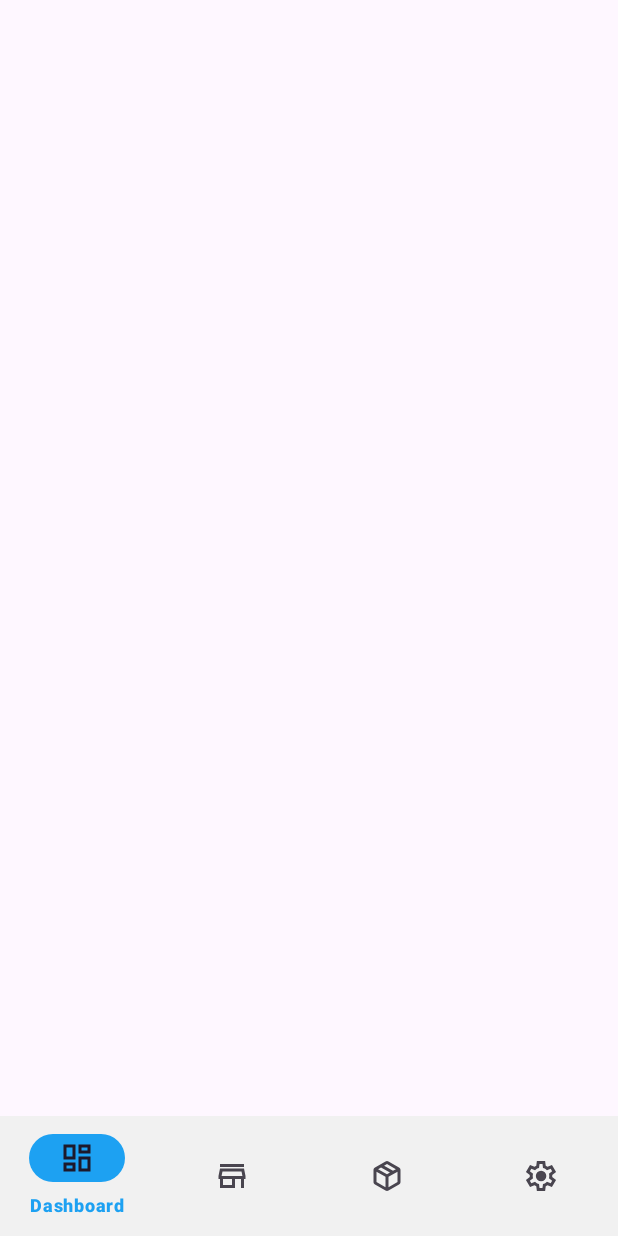
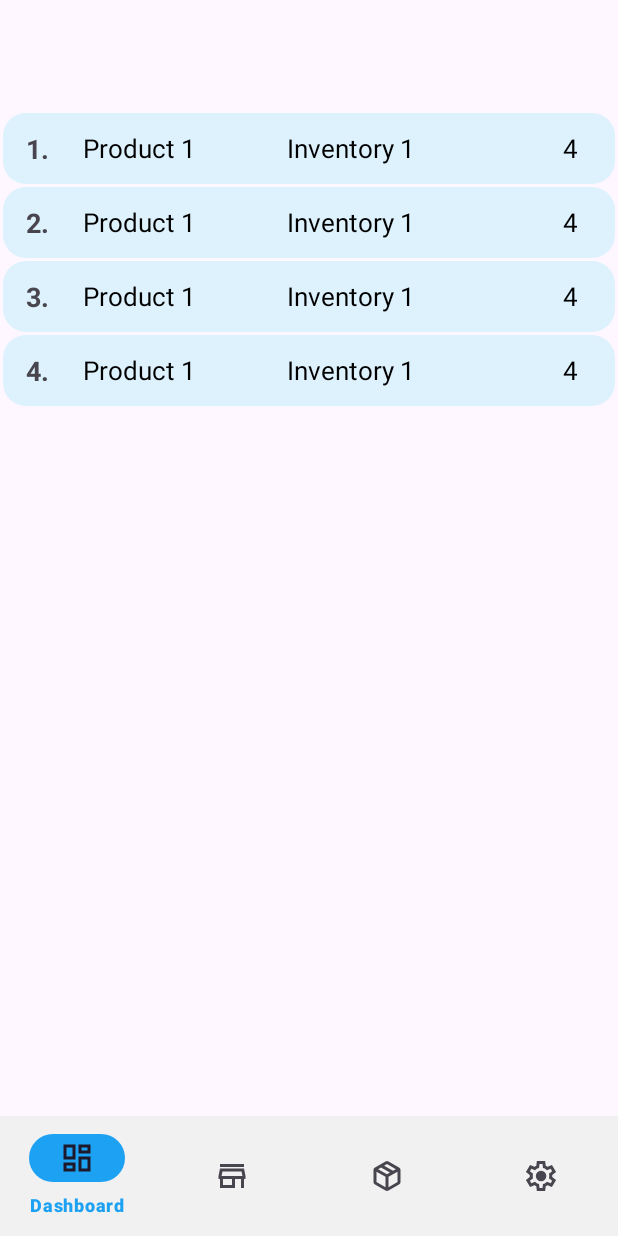
Before and after one commit to Vanshpanchal/IMS, an Android app built with Jetpack Compose: the fragment specific_inventory placed in its activity, on a phone screen of 412 x 824 dp. Run offline under Robolectric (Android 15) with nearby library versions, the phone set to English and light mode, and no system bars.

Commit message:
Specific Inventory Fragment and API_1

```diff
--- a/app/build.gradle.kts
+++ b/app/build.gradle.kts
@@ -61,6 +61,7 @@ dependencies {
     implementation ("com.squareup.retrofit2:retrofit:2.9.0")
     implementation ("com.squareup.retrofit2:converter-gson:2.9.0")
 
+    implementation ("com.google.code.gson:gson:2.8.8")
 //    implementation ("org.mongodb:mongodb-driver-sync:4.7.1")
 //    implementation ("org.litote.kmongo:kmongo:4.5.1" )        // KMongo
 
--- a/app/src/main/AndroidManifest.xml
+++ b/app/src/main/AndroidManifest.xml
@@ -2,6 +2,7 @@
 <manifest xmlns:android="http://schemas.android.com/apk/res/android"
     xmlns:tools="http://schemas.android.com/tools">
     <uses-permission android:name="android.permission.INTERNET" />
+    <uses-permission android:name="android.permission.ACCESS_NETWORK_STATE"/>
     <application
         android:allowBackup="true"
         android:dataExtractionRules="@xml/data_extraction_rules"
@@ -9,6 +10,7 @@
         android:icon="@mipmap/ic_launcher"
         android:label="@string/app_name"
         android:roundIcon="@mipmap/ic_launcher_round"
+        android:usesCleartextTraffic="true"
         android:supportsRtl="true"
         android:theme="@style/Theme.Ims"
         tools:targetApi="31">
--- a/app/src/main/java/com/example/ims/MainActivity.kt
+++ b/app/src/main/java/com/example/ims/MainActivity.kt
@@ -1,6 +1,7 @@
 package com.example.ims
 
 import android.os.Bundle
+import android.util.Log
 import androidx.activity.enableEdgeToEdge
 import androidx.appcompat.app.AppCompatActivity
 import androidx.core.view.ViewCompat
@@ -23,29 +24,65 @@ class MainActivity : AppCompatActivity() {
 //            v.setPadding(systemBars.left, systemBars.top, systemBars.right, systemBars.bottom)
 //            insets
 //        }
-        replacefragement(dashboard())
-       val bottomnav = findViewById<BottomNavigationView>(R.id.bottom_navigation)
+        if (savedInstanceState == null) {
+            supportFragmentManager.beginTransaction()
+                .replace(R.id.Frame, dashboard())
+                .commit()
+        }
+
+        val bottomnav = findViewById<BottomNavigationView>(R.id.bottom_navigation)
         bottomnav.setOnItemSelectedListener {
             when (it.itemId) {
                 R.id.item_1 -> {
-                    replacefragement(dashboard())
+                    replacefragement(dashboard(),"dashboard")
+//                    loadFragment(dashboard())
+                    true
                 }
+
                 R.id.item_2 -> {
-                    replacefragement(inventory())
+                    replacefragement(inventory(),"inventory")
+//                    loadFragment(inventory())
+                    true
                 }
+
                 R.id.item_3 -> {
-                    replacefragement(product())
+//                    loadFragment(product())
+                    replacefragement(product(),"product")
+                    true
                 }
+
+                else -> false
             }
-            true
         }
     }
-     fun replacefragement(fragment: Fragment) {
+
+    fun replacefragement(fragment: Fragment, tag: String) {
         val fragmentManager = supportFragmentManager
         val fragmentTransaction = fragmentManager.beginTransaction()
         FragmentTransaction.TRANSIT_ENTER_MASK
         fragmentTransaction.replace(R.id.Frame, fragment)
         fragmentTransaction.commit()
 
+
+
     }
+
+//    override fun onBackPressed() {
+//        // If there are fragments in the back stack, pop the back stack
+//        if (supportFragmentManager.backStackEntryCount > 0) {
+//            supportFragmentManager.popBackStack()
+//        } else {
+//            super.onBackPressed()
+//        }
+//
+//    }
+
+//    private fun updateBottomNavigationSelection() {
+//        val currentFragment = supportFragmentManager.findFragmentById(R.id.Frame)
+//        when (currentFragment?.tag) {
+//            "dashboard" -> bind.bottomNavigation.selectedItemId = R.id.item_1
+//            "inventory" -> bind.bottomNavigation.selectedItemId = R.id.item_2
+//        }
+//    }
+
 }
--- a/app/src/main/java/com/example/ims/Signin_act.kt
+++ b/app/src/main/java/com/example/ims/Signin_act.kt
@@ -24,6 +24,7 @@ class Signin_act : AppCompatActivity() {
         binding.LoginBtn.setOnClickListener {
             val intent = Intent(this, MainActivity::class.java)
             startActivity(intent)
+            finish()
         }
     }
 }
--- a/app/src/main/java/com/example/ims/inventory.kt
+++ b/app/src/main/java/com/example/ims/inventory.kt
@@ -98,7 +98,7 @@ class inventory : Fragment() {
                 val bundle = Bundle()
                 bundle.putString("hello", "${inventory[position].inventoryName}")
                 frag.arguments = bundle
-                (activity as? MainActivity)?.replacefragement(frag)
+                (activity as? MainActivity)?.replacefragement(frag,"specific_inventory")
             }
 
         })
--- a/app/src/main/java/com/example/ims/signup_act.kt
+++ b/app/src/main/java/com/example/ims/signup_act.kt
@@ -17,6 +17,7 @@ class signup_act : AppCompatActivity() {
 
         binding.backSignUp.setOnClickListener {
             finish()
+            finish()
         }
     }
 }
--- /dev/null
+++ b/app/src/main/java/com/example/ims/specific_inv_adapter.kt
@@ -0,0 +1,51 @@
+package com.example.ims
+
+import android.view.LayoutInflater
+import android.view.View
+import android.view.ViewGroup
+import android.widget.TextView
+import androidx.recyclerview.widget.RecyclerView
+
+class specific_inv_adapter(private val items: List<product_list>) :
+RecyclerView.Adapter<specific_inv_adapter.Inv_ViewHolder>() {
+    lateinit var mylistener: specific_inv_adapter.onitemclick
+
+    interface onitemclick {
+        fun itemClickListener(position: Int)
+    }
+
+    fun onItem(listener: onitemclick) {
+        mylistener = listener
+    }
+    class Inv_ViewHolder(view: View, mylistener: onitemclick) : RecyclerView.ViewHolder(view,){
+        val product_title: TextView = view.findViewById(R.id.p_name)
+        val inventory_name: TextView = view.findViewById(R.id.inventory_name)
+        val quantity_left : TextView = view.findViewById(R.id.qty_remaining)
+        val product_no: TextView = view.findViewById(R.id.p_no)
+
+        init {
+            view.setOnClickListener {
+                mylistener.itemClickListener(adapterPosition)
+            }
+        }
+    }
+
+
+    override fun onCreateViewHolder(parent: ViewGroup, viewType: Int): specific_inv_adapter.Inv_ViewHolder {
+        val view = LayoutInflater.from(parent.context).inflate(R.layout.rv_two, parent, false)
+        return specific_inv_adapter.Inv_ViewHolder(view, mylistener)
+    }
+
+    override fun onBindViewHolder(holder: Inv_ViewHolder, position: Int) {
+        val item = items[position]
+        val p_no = position + 1
+        holder.product_title.text = item.title
+        holder.inventory_name.text = item.inventory_name
+        holder.quantity_left.text = item.quantity_left
+        holder.product_no.text = p_no.toString() + "."
+    }
+
+    override fun getItemCount(): Int {
+        return items.size
+    }
+}
--- a/app/src/main/java/com/example/ims/specific_inventory.kt
+++ b/app/src/main/java/com/example/ims/specific_inventory.kt
@@ -7,25 +7,66 @@ import android.view.LayoutInflater
 import android.view.View
 import android.view.ViewGroup
 import android.widget.TextView
+import androidx.compose.runtime.sourceInformationMarkerEnd
+import androidx.recyclerview.widget.LinearLayoutManager
+import com.example.ims.databinding.FragmentSpecificInventoryBinding
+import com.google.android.material.bottomsheet.BottomSheetDialog
 
 class specific_inventory : Fragment() {
+    lateinit var previewDialog: BottomSheetDialog
+    lateinit var binding: FragmentSpecificInventoryBinding
+    lateinit var product: ArrayList<product_list>
+    override fun onCreateView(
 
-    override fun onCreateView(
         inflater: LayoutInflater, container: ViewGroup?,
         savedInstanceState: Bundle?
     ): View? {
-        val view = inflater.inflate(R.layout.fragment_specific_inventory, container, false)
+        binding = FragmentSpecificInventoryBinding.inflate(inflater, container, false)
 
         // Retrieve the data from the arguments
         val message = arguments?.getString("hello")
         Log.d("HELLO", "onCreateView: ${message}")
-        val textView = view.findViewById<TextView>(R.id.textView)
+        val textView = binding.textView
         textView.text = message
 
-        return view
-        }
+        return binding.root
+    }
 
+    override fun onViewCreated(view: View, savedInstanceState: Bundle?) {
+        super.onViewCreated(view, savedInstanceState)
+        val recyclerView = binding.rvInvProduct
+        recyclerView.layoutManager = LinearLayoutManager(requireContext())
+        previewDialog = BottomSheetDialog(requireContext())
+        product = arrayListOf()
+        val data = product_list("Product 1", "Inventory 1", "4",)
+        product.add(data)
+        product.add(data)
+        product.add(data)
+        product.add(data)
 
+        load_data()
+    }
 
+    fun load_data() {
+        val specific_inv_adapter = specific_inv_adapter(product)
+        binding.rvInvProduct.adapter = specific_inv_adapter
+
+        specific_inv_adapter.onItem(object:specific_inv_adapter.onitemclick{
+            override fun itemClickListener(position: Int) {
+                val view =
+                    View.inflate(requireContext(), R.layout.preview_dialog, null)
+                previewDialog.setContentView(view)
+                previewDialog.show()
+                previewDialog.setCancelable(true)
+                previewDialog.setCanceledOnTouchOutside(true)
+
+                view.findViewById<TextView>(R.id.product_name).text = product[position].title
+                view.findViewById<TextView>(R.id.product_unit).text = product[position].quantity_left
+                view.findViewById<TextView>(R.id.inv_name).text = product[position].inventory_name
+
+            }
+
+        })
+    }
 
 }
--- a/app/src/main/res/layout/fragment_specific_inventory.xml
+++ b/app/src/main/res/layout/fragment_specific_inventory.xml
@@ -18,4 +18,15 @@
         app:layout_constraintEnd_toEndOf="parent"
         app:layout_constraintStart_toStartOf="parent"
         app:layout_constraintTop_toTopOf="parent" />
+
+    <androidx.recyclerview.widget.RecyclerView
+        android:id="@+id/rv_inv_product"
+        android:layout_width="match_parent"
+        android:layout_height="wrap_content"
+        android:layout_marginTop="25dp"
+        android:orientation="vertical"
+        android:visibility="visible"
+        app:layout_constraintEnd_toEndOf="parent"
+        app:layout_constraintStart_toStartOf="parent"
+        app:layout_constraintTop_toBottomOf="@+id/textView" />
 </androidx.constraintlayout.widget.ConstraintLayout>
--- a/gradle/libs.versions.toml
+++ b/gradle/libs.versions.toml
@@ -12,6 +12,7 @@ constraintlayout = "2.1.4"
 databindingRuntime = "8.4.1"
 navigationFragmentKtx = "2.7.7"
 navigationUiKtx = "2.7.7"
+media3Common = "1.3.1"
 
 [libraries]
 androidx-core-ktx = { group = "androidx.core", name = "core-ktx", version.ref = "coreKtx" }
@@ -25,6 +26,7 @@ androidx-constraintlayout = { group = "androidx.constraintlayout", name = "const
 androidx-databinding-runtime = { group = "androidx.databinding", name = "databinding-runtime", version.ref = "databindingRuntime" }
 androidx-navigation-fragment-ktx = { group = "androidx.navigation", name = "navigation-fragment-ktx", version.ref = "navigationFragmentKtx" }
 androidx-navigation-ui-ktx = { group = "androidx.navigation", name = "navigation-ui-ktx", version.ref = "navigationUiKtx" }
+androidx-media3-common = { group = "androidx.media3", name = "media3-common", version.ref = "media3Common" }
 
 [plugins]
 android-application = { id = "com.android.application", version.ref = "agp" }
```
Also changed, not shown: app/src/main/java/com/example/ims/ApiInterface.kt (added, +15 -0 lines), app/src/main/java/com/example/ims/Home_act.kt (+56 -2 lines).
